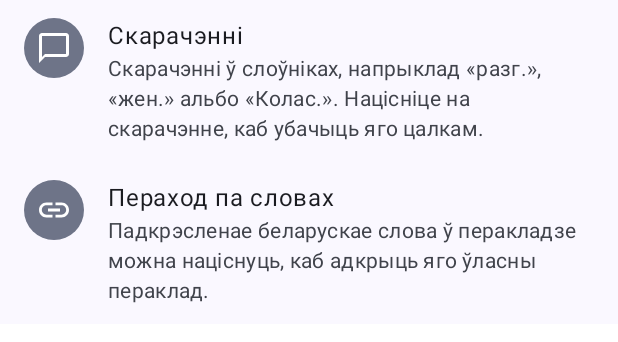
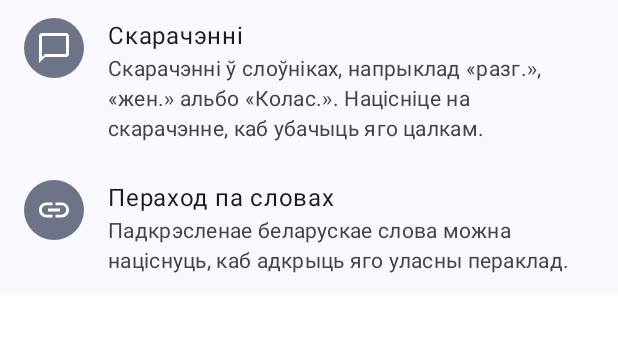
Before and after one commit to alehmazok/skarnik_android, an Android app built with Jetpack Compose: the @Preview function WhatsNewItemsPreview, on a phone screen of 412 x 824 dp. Shown: the top 342 px of the screen. Run offline under Robolectric (Android 15) with nearby library versions, the phone set to English and light mode, and no system bars; libraries missing offline, so code that uses them is left out: androidx.hilt.lifecycle.

Commit message:
Update What's new text for word links
Co-Authored-By: Claude Opus 5.5 <noreply@anthropic.com>
Claude-Session: https://claude.ai/code/session_01HQEoUmiXKXye93gYhxY4HS

```diff
--- a/app/src/main/res/values/strings.xml
+++ b/app/src/main/res/values/strings.xml
@@ -152,7 +152,7 @@
     <string name="whats_new_4_1_0_abbreviations_title">Скарачэнні</string>
     <string name="whats_new_4_1_0_abbreviations_text">Скарачэнні ў слоўніках, напрыклад «разг.», «жен.» альбо «Колас.». Націсніце на скарачэнне, каб убачыць яго цалкам.</string>
     <string name="whats_new_4_1_0_word_links_title">Пераход па словах</string>
-    <string name="whats_new_4_1_0_word_links_text">Падкрэсленае беларускае слова ў перакладзе можна націснуць, каб адкрыць яго ўласны пераклад.</string>
+    <string name="whats_new_4_1_0_word_links_text">Падкрэсленае беларускае слова можна націснуць, каб адкрыць яго уласны пераклад.</string>
     <string name="whats_new_4_0_3_talkback_title">Зручней з TalkBack</string>
     <string name="whats_new_4_0_3_talkback_text">Змяняць літару ў слоўніках цяпер можна жэстамі ўверх і ўніз.</string>
     <string name="whats_new_4_0_3_fixes_title">Выпраўленні</string>
```
